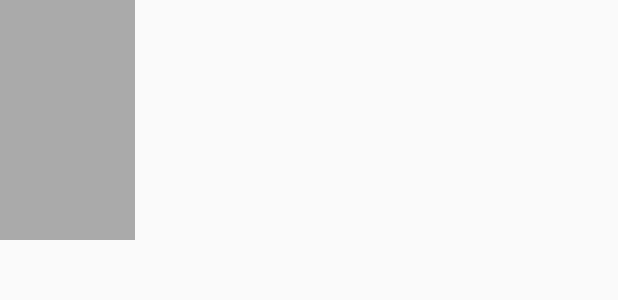
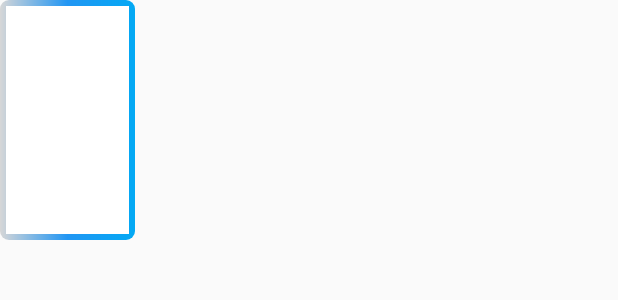
Before and after one commit to chienpm304/Zecorder, an Android app: the layout layout_camera_view.xml on its own in the app's theme, with its tools: preview values and no code run, on a phone screen of 412 x 824 dp. Shown: the top 300 px of the screen. Run offline under Robolectric (Android 15) with nearby library versions, the phone set to English and light mode, and no system bars.

Commit message:
added camera decor-frame

```diff
--- a/app/src/main/java/com/chienpm/zecorder/controllers/encoder/MediaVideoEncoderBase.java
+++ b/app/src/main/java/com/chienpm/zecorder/controllers/encoder/MediaVideoEncoderBase.java
@@ -34,6 +34,7 @@ import com.chienpm.zecorder.controllers.settings.VideoSetting;
 import java.io.IOException;
 
 import static com.chienpm.zecorder.ui.utils.MyUtils.DEBUG;
+import static com.takusemba.rtmppublisher.VideoEncoder.MIME_TYPE;
 
 
 public abstract class MediaVideoEncoderBase extends MediaEncoder {
@@ -66,7 +67,7 @@ public abstract class MediaVideoEncoderBase extends MediaEncoder {
 	 */
 	protected MediaFormat create_encoder_format(final String mime, final int frame_rate, final int bitrate) {
 		if (DEBUG) Log.v(TAG, String.format("create_encoder_format:(%d,%d),mime=%s,frame_rate=%d,bitrate=%d", mWidth, mHeight, mime, frame_rate, bitrate));
-        final MediaFormat format = MediaFormat.createVideoFormat(mime, mWidth, mHeight);
+        final MediaFormat format = MediaFormat.createVideoFormat(MIME_TYPE, mWidth, mHeight);
         format.setInteger(MediaFormat.KEY_COLOR_FORMAT, MediaCodecInfo.CodecCapabilities.COLOR_FormatSurface);	// API >= 18
         format.setInteger(MediaFormat.KEY_BIT_RATE, bitrate > 0 ? bitrate : calcBitRate(frame_rate));
         format.setInteger(MediaFormat.KEY_FRAME_RATE, frame_rate);
--- /dev/null
+++ b/app/src/main/res/drawable/camera_frame.xml
@@ -0,0 +1,29 @@
+<layer-list xmlns:android="http://schemas.android.com/apk/res/android" >
+
+    <item>
+        <!-- create gradient you want to use with the angle you want to use -->
+        <shape android:shape="rectangle" >
+            <corners
+                android:radius="6dp"
+                />
+            <gradient
+                android:angle="0"
+                android:centerColor="@color/colorPrimaryDark"
+                android:endColor="@color/colorPrimary"
+                android:startColor="@color/BLUE_A060" />
+
+        </shape>
+    </item>
+    <!-- create the stroke for top, left, bottom and right with the dp you want -->
+    <item
+        android:bottom="4dp"
+        android:left="4dp"
+        android:right="4dp"
+        android:top="4dp">
+        <shape android:shape="rectangle" >
+            <!-- fill the inside in the color you want (could also be a gradient again if you want to, just change solid to gradient and enter angle, start, maybe center, and end color) -->
+            <solid android:color="#fff" />
+        </shape>
+    </item>
+
+</layer-list>
--- a/app/src/main/res/layout/layout_camera_view.xml
+++ b/app/src/main/res/layout/layout_camera_view.xml
@@ -8,7 +8,8 @@
         android:id="@+id/camera_preview"
         android:layout_width="90dp"
         android:layout_height="160dp"
-        android:background="@android:color/darker_gray"
+        android:padding="4dp"
+        android:background="@drawable/camera_frame"
         android:orientation="horizontal" />
 
 </FrameLayout>
--- a/rtmppublisher/src/main/java/com/takusemba/rtmppublisher/VideoEncoder.java
+++ b/rtmppublisher/src/main/java/com/takusemba/rtmppublisher/VideoEncoder.java
@@ -18,13 +18,13 @@ import com.takusemba.rtmppublisher.helper.MyUtils;
 import java.io.IOException;
 import java.nio.ByteBuffer;
 
-class VideoEncoder implements Encoder {
+public class VideoEncoder implements Encoder {
 
     // H.264 Advanced Video Coding
-    private static final String MIME_TYPE = "video/avc";
+    public static final String MIME_TYPE = "video/avc";
     // 5 seconds between I-frames
-    private static final int IFRAME_INTERVAL = 5;
-    private static final String TAG = "VideoEnoder_chienpm";
+    private static final int IFRAME_INTERVAL = 2;
+    private static final String TAG = VideoEncoder.class.getSimpleName();
 
     private static final boolean DEBUG = MyUtils.DEBUG;
 
```
